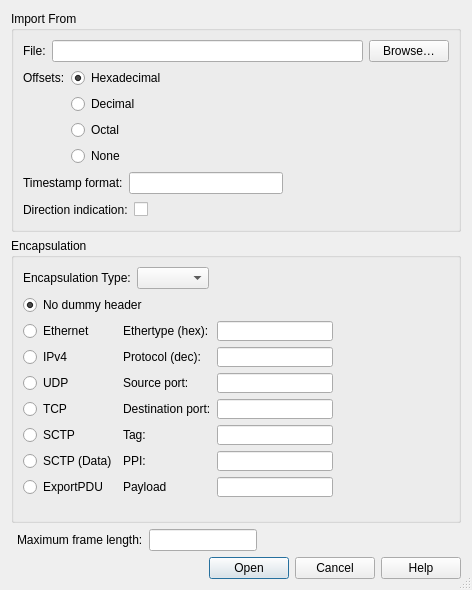
Old version of the form ui/qt/import_text_dialog.ui in the repository deepin-community/wireshark.
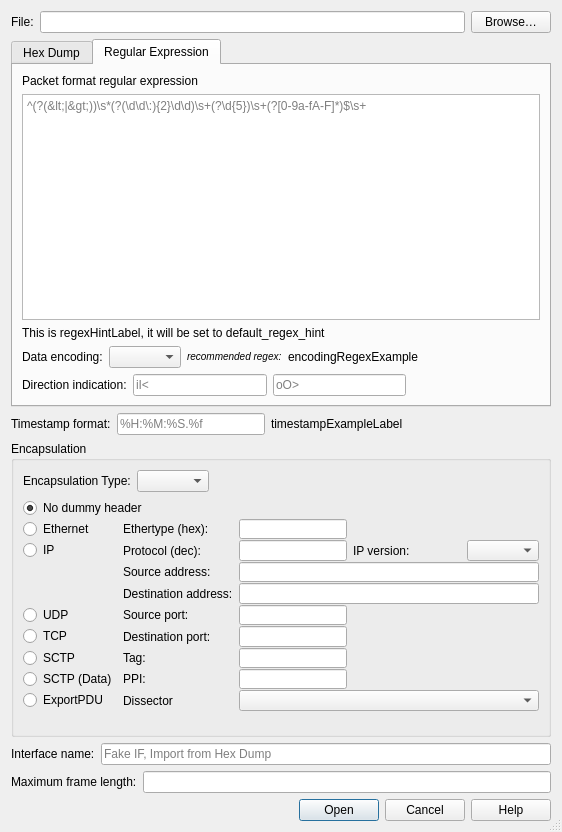
New version of the form. The open tabs and pages were chosen to show the change. Custom widgets are drawn as their Qt base class.

Diff of the .ui file:
```diff
--- a/ui/qt/import_text_dialog.ui
+++ b/ui/qt/import_text_dialog.ui
@@ -6,20 +6,14 @@
    <rect>
     <x>0</x>
     <y>0</y>
-    <width>472</width>
-    <height>486</height>
+    <width>562</width>
+    <height>832</height>
    </rect>
   </property>
-  <property name="sizePolicy">
-   <sizepolicy hsizetype="Preferred" vsizetype="Maximum">
-    <horstretch>0</horstretch>
-    <verstretch>0</verstretch>
-   </sizepolicy>
-  </property>
   <property name="maximumSize">
    <size>
     <width>16777215</width>
-    <height>486</height>
+    <height>1000</height>
    </size>
   </property>
   <property name="sizeGripEnabled">
@@ -28,20 +22,8 @@
   <property name="modal">
    <bool>true</bool>
   </property>
-  <layout class="QFormLayout" name="formLayout_3">
-   <property name="fieldGrowthPolicy">
-    <enum>QFormLayout::FieldsStayAtSizeHint</enum>
-   </property>
-   <item row="0" column="0" colspan="2">
-    <widget class="QGroupBox" name="groupBox">
-     <property name="title">
-      <string>Import From</string>
-     </property>
-     <property name="flat">
-      <bool>true</bool>
-     </property>
-     <layout class="QFormLayout" name="formLayout_2">
-      <item row="1" column="0" colspan="2">
+  <layout class="QVBoxLayout" name="verticalLayout_2">
+   <item>
        <layout class="QHBoxLayout" name="horizontalLayout_2">
         <item>
          <widget class="QLabel" name="label">
@@ -75,8 +57,32 @@
         </item>
        </layout>
       </item>
-      <item row="2" column="0" colspan="2">
+   <item>
+    <widget class="QTabWidget" name="modeTabWidget">
+     <property name="sizePolicy">
+      <sizepolicy hsizetype="Expanding" vsizetype="Expanding">
+       <horstretch>0</horstretch>
+       <verstretch>0</verstretch>
+      </sizepolicy>
+     </property>
+     <property name="currentIndex">
+      <number>0</number>
+     </property>
+     <widget class="QWidget" name="tab">
+      <attribute name="title">
+       <string>Hex Dump</string>
+      </attribute>
+      <attribute name="toolTip">
+       <string>Import a standard hex dump as exported by Wireshark</string>
+      </attribute>
+      <layout class="QHBoxLayout" name="horizontalLayout_7">
+       <item>
+        <layout class="QVBoxLayout" name="verticalLayout_3">
+         <item>
        <layout class="QGridLayout" name="gridLayout_2">
+           <property name="verticalSpacing">
+            <number>1</number>
+           </property>
         <item row="2" column="1">
          <widget class="QRadioButton" name="octalOffsetButton">
           <property name="toolTip">
@@ -117,7 +123,7 @@
           </property>
          </widget>
         </item>
-        <item row="0" column="2" rowspan="3">
+           <item row="0" column="2" rowspan="4">
          <spacer name="horizontalSpacer_2">
           <property name="orientation">
            <enum>Qt::Horizontal</enum>
@@ -154,48 +160,7 @@
         </item>
        </layout>
       </item>
-      <item row="4" column="0" colspan="2">
-       <layout class="QHBoxLayout" name="horizontalLayout_3">
         <item>
-         <widget class="QLabel" name="label_3">
-          <property name="toolTip">
-           <string>The format in which to parse timestamps in the text file (e.g. %H:%M:%S.). Format specifiers are based on strptime(3)</string>
-          </property>
-          <property name="text">
-           <string>Timestamp format:</string>
-          </property>
-         </widget>
-        </item>
-        <item>
-         <widget class="QLineEdit" name="dateTimeLineEdit">
-          <property name="toolTip">
-           <string>The format in which to parse timestamps in the text file (e.g. %H:%M:%S.). Format specifiers are based on strptime(3)</string>
-          </property>
-         </widget>
-        </item>
-        <item>
-         <widget class="QLabel" name="timestampExampleLabel">
-          <property name="text">
-           <string/>
-          </property>
-         </widget>
-        </item>
-        <item>
-         <spacer name="horizontalSpacer">
-          <property name="orientation">
-           <enum>Qt::Horizontal</enum>
-          </property>
-          <property name="sizeHint" stdset="0">
-           <size>
-            <width>40</width>
-            <height>20</height>
-           </size>
-          </property>
-         </spacer>
-        </item>
-       </layout>
-      </item>
-      <item row="5" column="0" colspan="2">
        <layout class="QHBoxLayout" name="horizontalLayout_5" stretch="0,0,0">
         <item>
          <widget class="QLabel" name="directionIndicationLabel">
@@ -229,10 +194,288 @@
         </item>
        </layout>
       </item>
-     </layout>
-    </widget>
-   </item>
-   <item row="1" column="0" colspan="2">
+         <item>
+          <layout class="QHBoxLayout" name="asciiLayout" stretch="0,0,0">
+           <item>
+            <widget class="QLabel" name="asciiIdentificationLabel">
+             <property name="toolTip">
+              <string>&lt;html&gt;&lt;head/&gt;&lt;body&gt;&lt;p&gt;Whether to do extra processing detecting the start of the ASCII representation at the end of a hex+ASCII line even if it looks like hex bytes.&lt;/p&gt;&lt;p&gt;Do not enable if the hex dump does not contain ASCII.&lt;/p&gt;&lt;/body&gt;&lt;/html&gt;</string>
+             </property>
+             <property name="text">
+              <string>ASCII identification:</string>
+             </property>
+            </widget>
+           </item>
+           <item>
+            <widget class="QCheckBox" name="asciiIdentificationCheckBox">
+             <property name="toolTip">
+              <string>&lt;html&gt;&lt;head/&gt;&lt;body&gt;&lt;p&gt;Whether to do extra processing detecting the start of the ASCII representation at the end of a hex+ASCII line even if it looks like hex bytes.&lt;/p&gt;&lt;p&gt;Do not enable if the hex dump does not contain ASCII.&lt;/p&gt;&lt;/body&gt;&lt;/html&gt;</string>
+             </property>
+            </widget>
+           </item>
+           <item>
+            <spacer name="asciiSpacer">
+             <property name="orientation">
+              <enum>Qt::Horizontal</enum>
+             </property>
+             <property name="sizeHint" stdset="0">
+              <size>
+               <width>40</width>
+               <height>20</height>
+              </size>
+             </property>
+            </spacer>
+           </item>
+          </layout>
+         </item>
+         <item>
+          <spacer name="verticalSpacer">
+           <property name="orientation">
+            <enum>Qt::Vertical</enum>
+           </property>
+           <property name="sizeHint" stdset="0">
+            <size>
+             <width>20</width>
+             <height>40</height>
+            </size>
+           </property>
+          </spacer>
+         </item>
+        </layout>
+       </item>
+      </layout>
+     </widget>
+     <widget class="QWidget" name="tab_2">
+      <attribute name="title">
+       <string>Regular Expression</string>
+      </attribute>
+      <attribute name="toolTip">
+       <string>Import a file formatted according to a custom regular expression</string>
+      </attribute>
+      <layout class="QHBoxLayout" name="horizontalLayout_10">
+       <item>
+        <layout class="QVBoxLayout" name="verticalLayout">
+         <item>
+          <widget class="QLabel" name="label_6">
+           <property name="text">
+            <string>Packet format regular expression</string>
+           </property>
+          </widget>
+         </item>
+         <item>
+          <widget class="QTextEdit" name="regexTextEdit">
+           <property name="sizePolicy">
+            <sizepolicy hsizetype="Expanding" vsizetype="Expanding">
+             <horstretch>0</horstretch>
+             <verstretch>0</verstretch>
+            </sizepolicy>
+           </property>
+           <property name="maximumSize">
+            <size>
+             <width>16777215</width>
+             <height>16777215</height>
+            </size>
+           </property>
+           <property name="sizeIncrement">
+            <size>
+             <width>1</width>
+             <height>1</height>
+            </size>
+           </property>
+           <property name="baseSize">
+            <size>
+             <width>100</width>
+             <height>100</height>
+            </size>
+           </property>
+           <property name="toolTip">
+            <string>&lt;html&gt;&lt;head/&gt;&lt;body&gt;&lt;p&gt;Perl compatible regular expression capturing a single packet in the file with named groups identifieing data to import. Anchors ^ and $ also match before/after newlines &lt;/p&gt;&lt;p&gt;Required is only a data group, also supported are time, dir and seqno.&lt;/p&gt;&lt;p&gt;Regex flags: DUPNAMES, MULTILINE and NOEMPTY&lt;/p&gt;&lt;/body&gt;&lt;/html&gt;</string>
+           </property>
+           <property name="lineWidth">
+            <number>24</number>
+           </property>
+           <property name="acceptRichText">
+            <bool>false</bool>
+           </property>
+           <property name="placeholderText">
+            <string notr="true">^(?&lt;dir&gt;(&lt;|&gt;))\s*(?&lt;time&gt;(\d\d\:){2}\d\d)\s+(?&lt;seqno&gt;\d{5})\s+(?&lt;data&gt;[0-9a-fA-F]*)$\s+</string>
+           </property>
+          </widget>
+         </item>
+         <item>
+          <widget class="ElidedLabel" name="regexHintLabel">
+           <property name="enabled">
+            <bool>true</bool>
+           </property>
+           <property name="text">
+            <string>This is regexHintLabel, it will be set to default_regex_hint</string>
+           </property>
+           <property name="wordWrap">
+            <bool>true</bool>
+           </property>
+          </widget>
+         </item>
+         <item>
+          <layout class="QHBoxLayout" name="horizontalLayout_8" stretch="0,0,0,0,0">
+           <property name="sizeConstraint">
+            <enum>QLayout::SetDefaultConstraint</enum>
+           </property>
+           <item>
+            <widget class="QLabel" name="label_7">
+             <property name="text">
+              <string>Data encoding:</string>
+             </property>
+            </widget>
+           </item>
+           <item>
+            <widget class="QComboBox" name="dataEncodingComboBox">
+             <property name="toolTip">
+              <string>How data is encoded</string>
+             </property>
+            </widget>
+           </item>
+           <item>
+            <widget class="QLabel" name="label_3">
+             <property name="text">
+              <string>&lt;small&gt;&lt;i&gt;recommended regex:&lt;/small&gt;&lt;/i&gt;</string>
+             </property>
+            </widget>
+           </item>
+           <item>
+            <widget class="QLabel" name="encodingRegexExample">
+             <property name="text">
+              <string>encodingRegexExample</string>
+             </property>
+             <property name="textInteractionFlags">
+              <set>Qt::LinksAccessibleByMouse|Qt::TextSelectableByKeyboard|Qt::TextSelectableByMouse</set>
+             </property>
+            </widget>
+           </item>
+           <item>
+            <spacer name="horizontalSpacer_7">
+             <property name="orientation">
+              <enum>Qt::Horizontal</enum>
+             </property>
+             <property name="sizeHint" stdset="0">
+              <size>
+               <width>40</width>
+               <height>20</height>
+              </size>
+             </property>
+            </spacer>
+           </item>
+          </layout>
+         </item>
+         <item>
+          <layout class="QHBoxLayout" name="horizontalLayout_6" stretch="0,0,0,0">
+           <item>
+            <widget class="QLabel" name="dirIndicationLabel">
+             <property name="toolTip">
+              <string/>
+             </property>
+             <property name="text">
+              <string>Direction indication:</string>
+             </property>
+            </widget>
+           </item>
+           <item>
+            <widget class="QLineEdit" name="dirInIndicationLineEdit">
+             <property name="baseSize">
+              <size>
+               <width>0</width>
+               <height>0</height>
+              </size>
+             </property>
+             <property name="toolTip">
+              <string>List of characters indicating incoming packets</string>
+             </property>
+             <property name="maxLength">
+              <number>6</number>
+             </property>
+             <property name="placeholderText">
+              <string>iI&lt;</string>
+             </property>
+            </widget>
+           </item>
+           <item>
+            <widget class="QLineEdit" name="dirOutIndicationLineEdit">
+             <property name="enabled">
+              <bool>true</bool>
+             </property>
+             <property name="toolTip">
+              <string>List of characters indicating outgoing packets</string>
+             </property>
+             <property name="placeholderText">
+              <string>oO&gt;</string>
+             </property>
+            </widget>
+           </item>
+           <item>
+            <spacer name="horizontalSpacer_6">
+             <property name="orientation">
+              <enum>Qt::Horizontal</enum>
+             </property>
+             <property name="sizeHint" stdset="0">
+              <size>
+               <width>40</width>
+               <height>20</height>
+              </size>
+             </property>
+            </spacer>
+           </item>
+          </layout>
+         </item>
+        </layout>
+       </item>
+      </layout>
+     </widget>
+    </widget>
+   </item>
+   <item>
+    <layout class="QHBoxLayout" name="horizontalLayout_9" stretch="0,0,0,0">
+     <item>
+      <widget class="QLabel" name="timestampLabel">
+       <property name="toolTip">
+        <string>The format in which to parse timestamps in the text file (e.g. %H:%M:%S.). Format specifiers are based on strptime(3)</string>
+       </property>
+       <property name="text">
+        <string>Timestamp format:</string>
+       </property>
+      </widget>
+     </item>
+     <item>
+      <widget class="QLineEdit" name="timestampFormatLineEdit">
+       <property name="toolTip">
+        <string>&lt;html&gt;&lt;head/&gt;&lt;body&gt;&lt;p&gt;The format in which to parse timestamps in the text file (e.g. %H:%M:%S.%f).&lt;/p&gt;&lt;p&gt;Format specifiers are based on strptime(3) with the addition of %f for second fractions. The precision of %f is determined from its length.&lt;/p&gt;&lt;/body&gt;&lt;/html&gt;</string>
+       </property>
+       <property name="placeholderText">
+        <string>%H:%M:%S.%f</string>
+       </property>
+      </widget>
+     </item>
+     <item>
+      <widget class="QLabel" name="timestampExampleLabel">
+       <property name="text">
+        <string>timestampExampleLabel</string>
+       </property>
+      </widget>
+     </item>
+     <item>
+      <spacer name="horizontalSpacer_8">
+       <property name="orientation">
+        <enum>Qt::Horizontal</enum>
+       </property>
+       <property name="sizeHint" stdset="0">
+        <size>
+         <width>40</width>
+         <height>20</height>
+        </size>
+       </property>
+      </spacer>
+     </item>
+    </layout>
+   </item>
+   <item>
     <widget class="QGroupBox" name="groupBox_2">
      <property name="title">
       <string>Encapsulation</string>
@@ -277,26 +520,34 @@
       </item>
       <item row="1" column="0" colspan="2">
        <layout class="QGridLayout" name="headerGridLayout">
-        <item row="3" column="2">
-         <widget class="SyntaxLineEdit" name="sourcePortLineEdit">
-          <property name="toolTip">
-           <string>The UDP, TCP or SCTP source port for each frame</string>
-          </property>
-         </widget>
-        </item>
-        <item row="6" column="2">
-         <widget class="SyntaxLineEdit" name="ppiLineEdit">
+        <property name="verticalSpacing">
+         <number>1</number>
+        </property>
+        <item row="0" column="0" colspan="3">
+         <widget class="QRadioButton" name="noDummyButton">
           <property name="toolTip">
-           <string>The SCTP DATA payload protocol identifier for each frame</string>
+           <string>Leave frames unchanged</string>
           </property>
+          <property name="text">
+           <string>No dummy header</string>
+          </property>
+          <property name="checked">
+           <bool>true</bool>
+          </property>
          </widget>
         </item>
-        <item row="4" column="2">
-         <widget class="SyntaxLineEdit" name="destinationPortLineEdit">
-          <property name="toolTip">
-           <string>The UDP, TCP or SCTP destination port for each frame</string>
+        <item row="0" column="3" rowspan="8">
+         <spacer name="horizontalSpacer_4">
+          <property name="orientation">
+           <enum>Qt::Horizontal</enum>
           </property>
-         </widget>
+          <property name="sizeHint" stdset="0">
+           <size>
+            <width>40</width>
+            <height>20</height>
+           </size>
+          </property>
+         </spacer>
         </item>
         <item row="1" column="0">
          <widget class="QRadioButton" name="ethernetButton">
@@ -308,20 +559,67 @@
           </property>
          </widget>
         </item>
+        <item row="2" column="0">
+         <widget class="QRadioButton" name="ipv4Button">
+          <property name="toolTip">
+           <string>Prefix each frame with an Ethernet and IP header</string>
+          </property>
+          <property name="text">
+           <string>IP</string>
+          </property>
+         </widget>
+        </item>
         <item row="5" column="0">
+         <widget class="QRadioButton" name="udpButton">
+          <property name="toolTip">
+           <string>Prefix each frame with an Ethernet, IP and UDP header</string>
+          </property>
+          <property name="text">
+           <string>UDP</string>
+          </property>
+         </widget>
+        </item>
+        <item row="6" column="0">
+         <widget class="QRadioButton" name="tcpButton">
+          <property name="toolTip">
+           <string>Prefix each frame with an Ethernet, IP and TCP header</string>
+          </property>
+          <property name="text">
+           <string>TCP</string>
+          </property>
+         </widget>
+        </item>
+        <item row="7" column="0">
          <widget class="QRadioButton" name="sctpButton">
           <property name="toolTip">
-           <string>Prefix each frame with an Ethernet, IPv4 and SCTP header</string>
+           <string>Prefix each frame with an Ethernet, IP and SCTP header</string>
           </property>
           <property name="text">
            <string>SCTP</string>
           </property>
          </widget>
         </item>
-        <item row="6" column="1">
-         <widget class="QLabel" name="ppiLabel">
+        <item row="8" column="0">
+         <widget class="QRadioButton" name="sctpDataButton">
+          <property name="toolTip">
+           <string>Prefix each frame with an Ethernet, IP and SCTP (DATA) header</string>
+          </property>
           <property name="text">
-           <string>PPI:</string>
+           <string>SCTP (Data)</string>
+          </property>
+         </widget>
+        </item>
+        <item row="9" column="0">
+         <widget class="QRadioButton" name="exportPduButton">
+          <property name="text">
+           <string>ExportPDU</string>
+          </property>
+         </widget>
+        </item>
+        <item row="1" column="1">
+         <widget class="QLabel" name="ethertypeLabel">
+          <property name="text">
+           <string>Ethertype (hex):</string>
           </property>
          </widget>
         </item>
@@ -332,56 +630,55 @@
           </property>
          </widget>
         </item>
-        <item row="0" column="0" colspan="3">
-         <widget class="QRadioButton" name="noDummyButton">
-          <property name="toolTip">
-           <string>Leave frames unchanged</string>
-          </property>
+        <item row="3" column="1">
+         <widget class="QLabel" name="sourceAddressLabel">
           <property name="text">
-           <string>No dummy header</string>
-          </property>
-          <property name="checked">
-           <bool>true</bool>
+           <string>Source address:</string>
           </property>
          </widget>
         </item>
-        <item row="0" column="3" rowspan="7">
-         <spacer name="horizontalSpacer_4">
-          <property name="orientation">
-           <enum>Qt::Horizontal</enum>
+        <item row="4" column="1">
+         <widget class="QLabel" name="destinationAddressLabel">
+          <property name="text">
+           <string>Destination address:</string>
           </property>
-          <property name="sizeHint" stdset="0">
-           <size>
-            <width>40</width>
-            <height>20</height>
-           </size>
-          </property>
-         </spacer>
+         </widget>
         </item>
         <item row="5" column="1">
-         <widget class="QLabel" name="tagLabel">
-          <property name="text">
-           <string>Tag:</string>
-          </property>
-         </widget>
-        </item>
-        <item row="3" column="0">
-         <widget class="QRadioButton" name="udpButton">
-          <property name="toolTip">
-           <string>Prefix each frame with an Ethernet, IPv4 and UDP header</string>
-          </property>
-          <property name="text">
-           <string>UDP</string>
-          </property>
-         </widget>
-        </item>
-        <item row="3" column="1">
          <widget class="QLabel" name="sourcePortLabel">
           <property name="text">
            <string>Source port:</string>
           </property>
          </widget>
         </item>
+        <item row="6" column="1">
+         <widget class="QLabel" name="destinationPortLabel">
+          <property name="text">
+           <string>Destination port:</string>
+          </property>
+         </widget>
+        </item>
+        <item row="7" column="1">
+         <widget class="QLabel" name="tagLabel">
+          <property name="text">
+           <string>Tag:</string>
+          </property>
+         </widget>
+        </item>
+        <item row="8" column="1">
+         <widget class="QLabel" name="ppiLabel">
+          <property name="text">
+           <string>PPI:</string>
+          </property>
+         </widget>
+        </item>
+        <item row="9" column="1">
+         <widget class="QLabel" name="payloadLabel">
+          <property name="text">
+           <string>Dissector</string>
+          </property>
+         </widget>
+        </item>
         <item row="1" column="2">
          <widget class="SyntaxLineEdit" name="ethertypeLineEdit">
           <property name="toolTip">
@@ -392,90 +689,106 @@
           </property>
          </widget>
         </item>
-        <item row="4" column="0">
-         <widget class="QRadioButton" name="tcpButton">
+        <item row="2" column="2">
+         <widget class="SyntaxLineEdit" name="protocolLineEdit">
           <property name="toolTip">
-           <string>Prefix each frame with an Ethernet, IPv4 and TCP header</string>
+           <string>The IP protocol ID for each frame</string>
           </property>
-          <property name="text">
-           <string>TCP</string>
+         </widget>
+        </item>
+        <item row="3" column="2" colspan="3">
+         <widget class="SyntaxLineEdit" name="sourceAddressLineEdit">
+          <property name="toolTip">
+           <string>The IP source address for each frame</string>
+          </property>
+         </widget>
+        </item>
+        <item row="4" column="2" colspan="3">
+         <widget class="SyntaxLineEdit" name="destinationAddressLineEdit">
+          <property name="toolTip">
+           <string>The IP destination address for each frame</string>
           </property>
          </widget>
         </item>
         <item row="5" column="2">
+         <widget class="SyntaxLineEdit" name="sourcePortLineEdit">
+          <property name="toolTip">
+           <string>The UDP, TCP or SCTP source port for each frame</string>
+          </property>
+         </widget>
+        </item>
+        <item row="6" column="2">
+         <widget class="SyntaxLineEdit" name="destinationPortLineEdit">
+          <property name="toolTip">
+           <string>The UDP, TCP or SCTP destination port for each frame</string>
+          </property>
+         </widget>
+        </item>
+        <item row="7" column="2">
          <widget class="SyntaxLineEdit" name="tagLineEdit">
           <property name="toolTip">
            <string>The SCTP verification tag for each frame</string>
           </property>
          </widget>
         </item>
-        <item row="4" column="1">
-         <widget class="QLabel" name="destinationPortLabel">
-          <property name="text">
-           <string>Destination port:</string>
-          </property>
-         </widget>
-        </item>
-        <item row="1" column="1">
-         <widget class="QLabel" name="ethertypeLabel">
-          <property name="text">
-           <string>Ethertype (hex):</string>
-          </property>
-         </widget>
-        </item>
-        <item row="2" column="2">
-         <widget class="SyntaxLineEdit" name="protocolLineEdit">
-          <property name="toolTip">
-           <string>The IPv4 protocol ID for each frame</string>
-          </property>
-         </widget>
-        </item>
-        <item row="6" column="0">
-         <widget class="QRadioButton" name="sctpDataButton">
-          <property name="toolTip">
-           <string>Prefix each frame with an Ethernet, IPv4 and SCTP (DATA) header</string>
-          </property>
-          <property name="text">
-           <string>SCTP (Data)</string>
-          </property>
-         </widget>
-        </item>
-        <item row="2" column="0">
-         <widget class="QRadioButton" name="ipv4Button">
-          <property name="toolTip">
-           <string>Prefix each frame with an Ethernet and IPv4 header</string>
-          </property>
-          <property name="text">
-           <string>IPv4</string>
-          </property>
-         </widget>
-        </item>
-        <item row="8" column="0">
-         <widget class="QRadioButton" name="exportPduButton">
-          <property name="text">
-           <string>ExportPDU</string>
-          </property>
-         </widget>
-        </item>
-        <item row="8" column="1">
-         <widget class="QLabel" name="payloadLabel">
-          <property name="text">
-           <string>Payload</string>
-          </property>
-         </widget>
-        </item>
         <item row="8" column="2">
-         <widget class="SyntaxLineEdit" name="payloadLineEdit"/>
+         <widget class="SyntaxLineEdit" name="ppiLineEdit">
+          <property name="toolTip">
+           <string>The SCTP DATA payload protocol identifier for each frame</string>
+          </property>
+         </widget>
         </item>
+        <item row="9" column="2" colspan="3">
+         <widget class="QComboBox" name="dissectorComboBox">
+          <property name="toolTip">
+           <string>The dissector to use for each frame</string>
+          </property>
+         </widget>
+        </item>
+        <item row="2" column="3">
+         <widget class="QLabel" name="ipVersionLabel">
+          <property name="text">
+           <string>IP version:</string>
+          </property>
+         </widget>
+        </item>
+        <item row="2" column="4">
+         <widget class="QComboBox" name="ipVersionComboBox">
+          <property name="toolTip">
+           <string>The IP Version to use for the dummy IP header</string>
+          </property>
+         </widget>
+        </item>
        </layout>
       </item>
      </layout>
     </widget>
    </item>
-   <item row="2" column="1">
-    <layout class="QHBoxLayout" name="horizontalLayout_4">
      <item>
-      <widget class="QLabel" name="label_11">
+    <layout class="QHBoxLayout" name="interfaceLayout">
+     <item>
+      <widget class="QLabel" name="interfaceLabel">
+       <property name="text">
+        <string>Interface name:</string>
+       </property>
+      </widget>
+     </item>
+     <item>
+      <widget class="QLineEdit" name="interfaceLineEdit">
+       <property name="toolTip">
+        <string>The name of the interface to write to the import capture file</string>
+       </property>
+       <property name="placeholderText">
+        <string>Fake IF, Import from Hex Dump</string>
+       </property>
+      </widget>
+     </item>
+    </layout>
+   </item>
+   <item>
+    <layout class="QHBoxLayout" name="maxLengthLayout">
+     <item>
+      <widget class="QLabel" name="maxLengthLabel">
        <property name="text">
         <string>Maximum frame length:</string>
        </property>
@@ -486,11 +799,14 @@
        <property name="toolTip">
         <string>The maximum size of the frames to write to the import capture file (max 256kiB)</string>
        </property>
+       <property name="alignment">
+        <set>Qt::AlignRight|Qt::AlignTrailing|Qt::AlignVCenter</set>
+       </property>
       </widget>
      </item>
     </layout>
    </item>
-   <item row="3" column="0" colspan="2">
+   <item>
     <widget class="QDialogButtonBox" name="buttonBox">
      <property name="orientation">
       <enum>Qt::Horizontal</enum>
@@ -503,6 +819,11 @@
   </layout>
  </widget>
  <customwidgets>
+  <customwidget>
+   <class>ElidedLabel</class>
+   <extends>QLabel</extends>
+   <header>widgets/elided_label.h</header>
+  </customwidget>
   <customwidget>
    <class>SyntaxLineEdit</class>
    <extends>QLineEdit</extends>
```
Lines whose indentation alone changed are shown as unchanged.
